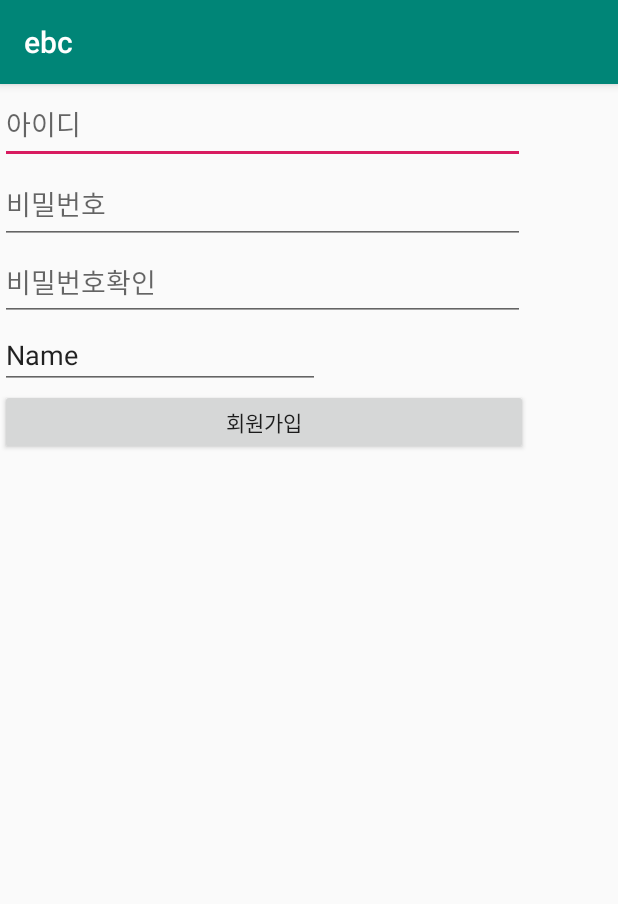
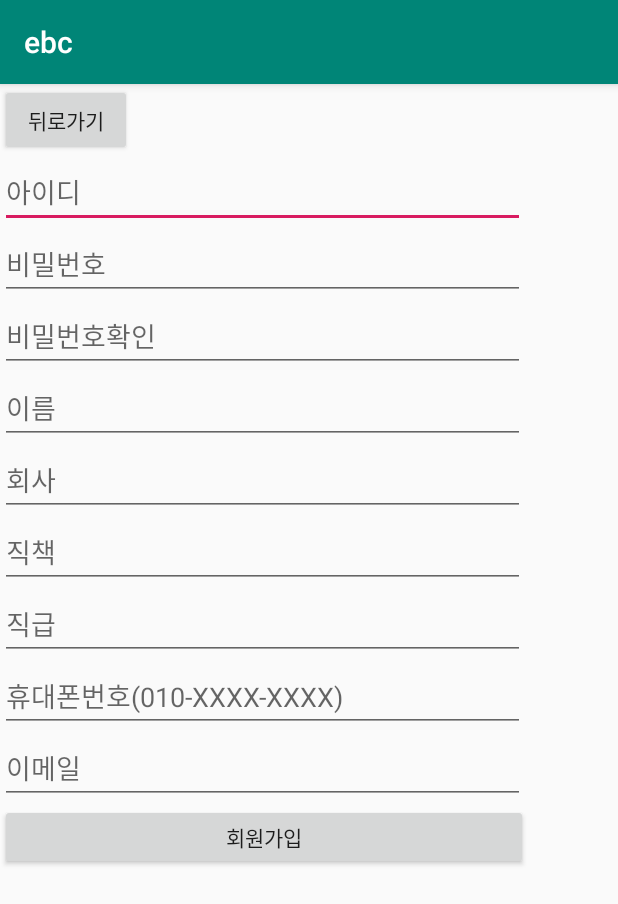
Before and after one commit to teamebcapp/ebc-client, an Android app: the RegisterActivity screen opened directly, with no data from a screen before it, after a tap on "회원가입", on a phone screen of 412 x 824 dp. Shown: the top 904 px of the screen. Run offline under Robolectric (Android 15) with nearby library versions, the phone set to English and light mode, and no system bars; 1 statement that could not run was skipped.

Commit message:
회원가입

```diff
--- a/app/src/main/java/teamebcapp/ebc/LoginActivity.java
+++ b/app/src/main/java/teamebcapp/ebc/LoginActivity.java
@@ -7,6 +7,7 @@ import android.view.View;
 import android.widget.Button;
 import android.widget.EditText;
 import android.widget.TextView;
+import android.widget.Toast;
 
 
 import retrofit2.Call;
@@ -18,12 +19,6 @@ import teamebcapp.ebc.user.User;
 import teamebcapp.ebc.user.UserService;
 
 public class LoginActivity extends AppCompatActivity {
-
-
-    public static final Retrofit retrofit = new Retrofit.Builder()
-            .baseUrl("http://52.231.26.243:8000/")
-            .addConverterFactory(GsonConverterFactory.create())
-            .build();
 
     @Override
     protected void onCreate(Bundle savedInstanceState) {
@@ -38,6 +33,7 @@ public class LoginActivity extends AppCompatActivity {
         registerButton.setOnClickListener(new View.OnClickListener() {
             @Override
             public void onClick(View v) {
+
                 Intent registerIntent = new Intent(LoginActivity.this, RegisterActivity.class);
                 LoginActivity.this.startActivity(registerIntent);
             }
@@ -50,7 +46,8 @@ public class LoginActivity extends AppCompatActivity {
                 String userID = idText.getText().toString();
                 String userPassword = passwordText.getText().toString();
 
-                UserService userService = retrofit.create(UserService.class);
+                UserService userService = teamebcapp.ebc.Retrofit.retrofit.create
+                        (UserService.class);
                 Call<User> call = userService.GetUser(userID, userPassword);
                 call.enqueue(new Callback<User>() {
                     @Override
@@ -65,6 +62,7 @@ public class LoginActivity extends AppCompatActivity {
                             }
                             else {
                             if (result.UserSeq != 0) {
+                                Toast.makeText(getApplicationContext(),"로그인되었습니다",Toast.LENGTH_SHORT).show();
                                 Intent loginIntent = new Intent(LoginActivity.this, MainActivity.class);
                                 LoginActivity.this.startActivity(loginIntent);
                                 }
--- a/app/src/main/java/teamebcapp/ebc/RegisterActivity.java
+++ b/app/src/main/java/teamebcapp/ebc/RegisterActivity.java
@@ -26,8 +26,13 @@ public class RegisterActivity extends AppCompatActivity {
         final EditText passwordText1 = (EditText) findViewById(R.id.passwordText);
         final EditText passwordText2 = (EditText) findViewById(R.id.passwordText2);
         final EditText nameText = (EditText) findViewById(R.id.nameText);
+        final EditText posiText = (EditText) findViewById(R.id.posiText);
+        final EditText comText = (EditText) findViewById(R.id.comText);
+        final EditText dutyText = (EditText) findViewById(R.id.dutyText);
+        final EditText phoneText =(EditText) findViewById(R.id.phoneText);
+        final EditText mailText = (EditText) findViewById(R.id.mailText);
         final Button registerButton = (Button) findViewById(R.id.registerButton);
-
+        final Button backButton = (Button) findViewById(R.id.backButton);
 
         registerButton.setOnClickListener(new View.OnClickListener() {
             @Override
@@ -36,15 +41,20 @@ public class RegisterActivity extends AppCompatActivity {
                 String userPassword1 = passwordText1.getText().toString();
                 String userPassword2 = passwordText2.getText().toString();
                 String userName = nameText.getText().toString();
-
+                String userCom = comText.getText().toString();
+                String userPos = posiText.getText().toString();
+                String userPhone = phoneText.getText().toString();
+                String userduty = dutyText.getText().toString();
+                String usermail = mailText.getText().toString();
 
                 boolean equals = false;
 
-                if (userPassword1.equals(userPassword2)) {
+                if (userPassword1.equals(userPassword2)) { //비밀번호확인용
                     equals=true;
 
                     UserService userService = teamebcapp.ebc.Retrofit.retrofit.create(UserService.class);
-                    Call<User> call = userService.PostUser(userID, userPassword1);
+                    User user = new User (userID, userPassword1,userName,userCom,userPos,userduty,userPhone,usermail);
+                    Call<User> call = userService.PostUser(user);
                     call.enqueue(new Callback<User>() {
                         @Override
                         public void onResponse(Call<User> call, Response<User> response) {
@@ -76,5 +86,13 @@ public class RegisterActivity extends AppCompatActivity {
 
             }
         });
+
+        backButton.setOnClickListener(new View.OnClickListener() {
+            @Override
+            public void onClick(View v) {
+                Intent backIntent = new Intent(RegisterActivity.this, LoginActivity.class);
+                RegisterActivity.this.startActivity(backIntent);
+            }
+        });
     }
 }
--- a/app/src/main/java/teamebcapp/ebc/user/User.java
+++ b/app/src/main/java/teamebcapp/ebc/user/User.java
@@ -1,6 +1,4 @@
 package teamebcapp.ebc.user;
-
-import com.google.gson.annotations.SerializedName;
 
 public class User {
     public int UserSeq;
@@ -12,9 +10,15 @@ public class User {
     public String Duty;
     public String Phone;
     public String Email;
-/*
-    @Override
-    public String toString() {
-        return login + " (" + contributions + ")";
-    }*/
+
+    public User(String UserId,String Password, String Name, String Company, String Position, String Duty, String Phone, String Email){
+            this.UserId = UserId;
+            this.Password =Password;
+            this.Name =Name;
+            this.Company =Company;
+            this.Position =Position;
+            this.Duty =Duty;
+            this.Phone =Phone;
+            this.Email =Email;
+        }
 }
--- a/app/src/main/java/teamebcapp/ebc/user/UserService.java
+++ b/app/src/main/java/teamebcapp/ebc/user/UserService.java
@@ -1,23 +1,15 @@
 package teamebcapp.ebc.user;
 
-import java.util.List;
 import retrofit2.Call;
-import retrofit2.Retrofit;
-import retrofit2.converter.gson.GsonConverterFactory;
-import retrofit2.http.Field;
-import retrofit2.http.FormUrlEncoded;
+import retrofit2.http.Body;
 import retrofit2.http.GET;
 import retrofit2.http.POST;
-import retrofit2.http.Path;
 import retrofit2.http.Query;
 
-
 public interface UserService {
-    @FormUrlEncoded
     @POST("user")
     Call<User> PostUser(
-            @Field("UserId") String UserId,
-            @Field ("Password") String Password);
+            @Body User user);
 
     @GET("user")
     Call<User> GetUser(
--- /dev/null
+++ b/app/src/main/java/teamebcapp/ebc/user/createUser.java
@@ -0,0 +1,27 @@
+package teamebcapp.ebc.user;
+
+import java.util.HashMap;
+
+public class createUser {
+    public int UserSeq;
+    public final String UserId;
+    public final String Password;
+    public final String Name;
+    public final String Company;
+    public final String Position;
+    public final String Duty;
+    public final String Phone;
+    public final String Email;
+
+    public createUser(HashMap<String, Object> parameters) {
+        this.UserId = (String) parameters.get("UserId");
+        this.Password = (String) parameters.get("Password");
+        this.Name = (String) parameters.get("Name");
+        this.Company = (String) parameters.get("Company");
+        this.Position = (String) parameters.get("Position");
+        this.Duty = (String) parameters.get("Duty");
+        this.Phone = (String) parameters.get("Phone");
+        this.Email = (String) parameters.get("Email");
+    }
+
+}
--- a/app/src/main/res/layout/activity_register.xml
+++ b/app/src/main/res/layout/activity_register.xml
@@ -11,10 +11,16 @@
         android:layout_height="match_parent"
         android:orientation="vertical">
 
+        <Button
+            android:id="@+id/backButton"
+            android:layout_width="wrap_content"
+            android:layout_height="wrap_content"
+            android:text="뒤로가기" />
+
         <EditText
             android:id="@+id/idText"
             android:layout_width="350dp"
-            android:layout_height="53dp"
+            android:layout_height="wrap_content"
             android:ems="10"
             android:hint="아이디"
             android:inputType="textPersonName"
@@ -24,31 +30,66 @@
         <EditText
             android:id="@+id/passwordText"
             android:layout_width="350dp"
-            android:layout_height="53dp"
+            android:layout_height="wrap_content"
             android:ems="10"
             android:hint="비밀번호"
-            android:inputType="textPersonName"
-            tools:layout_editor_absoluteX="16dp"
-            tools:layout_editor_absoluteY="94dp" />
+            android:inputType="textPassword" />
 
         <EditText
             android:id="@+id/passwordText2"
             android:layout_width="350dp"
-            android:layout_height="51dp"
+            android:layout_height="wrap_content"
             android:ems="10"
             android:hint="비밀번호확인"
-            android:inputType="textPersonName"
-            tools:layout_editor_absoluteX="18dp"
-            tools:layout_editor_absoluteY="182dp" />
+            android:inputType="textPassword" />
 
         <EditText
             android:id="@+id/nameText"
-            android:layout_width="wrap_content"
+            android:layout_width="350dp"
             android:layout_height="wrap_content"
             android:ems="10"
-            android:inputType="textPersonName"
-            android:text="Name"
-            tools:text="이름" />
+            android:hint="이름"
+            android:inputType="textPersonName" />
+
+        <EditText
+            android:id="@+id/comText"
+            android:layout_width="350dp"
+            android:layout_height="wrap_content"
+            android:ems="10"
+            android:hint="회사"
+            android:inputType="textPersonName" />
+
+        <EditText
+            android:id="@+id/posiText"
+            android:layout_width="350dp"
+            android:layout_height="wrap_content"
+            android:ems="10"
+            android:hint="직책"
+            android:inputType="textPersonName" />
+
+        <EditText
+            android:id="@+id/dutyText"
+            android:layout_width="350dp"
+            android:layout_height="wrap_content"
+            android:ems="10"
+            android:hint="직급"
+            android:inputType="textPersonName" />
+
+        <EditText
+            android:id="@+id/phoneText"
+            android:layout_width="350dp"
+            android:layout_height="wrap_content"
+            android:ems="10"
+            android:hint="휴대폰번호(010-XXXX-XXXX)"
+            android:inputType="textPersonName" />
+
+        <EditText
+            android:id="@+id/mailText"
+            android:layout_width="350dp"
+            android:layout_height="wrap_content"
+            android:ems="10"
+            android:hint="이메일"
+            android:inputType="textPersonName" />
 
         <Button
             android:id="@+id/registerButton"
```
